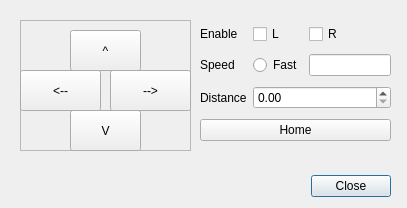
mschafer/foamcut, file gui/movedialog.ui: the form before one commit.
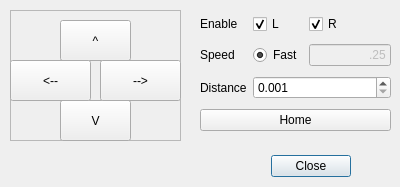
The form after the commit.

Commit message: move dialog focus

What changed in the file:
```diff
--- a/gui/movedialog.ui
+++ b/gui/movedialog.ui
@@ -6,8 +6,8 @@
    <rect>
     <x>0</x>
     <y>0</y>
-    <width>407</width>
-    <height>208</height>
+    <width>400</width>
+    <height>187</height>
    </rect>
   </property>
   <property name="windowTitle">
@@ -16,9 +16,9 @@
   <widget class="QDialogButtonBox" name="buttonBox">
    <property name="geometry">
     <rect>
-     <x>20</x>
-     <y>170</y>
-     <width>371</width>
+     <x>10</x>
+     <y>150</y>
+     <width>341</width>
      <height>32</height>
     </rect>
    </property>
@@ -32,8 +32,8 @@
   <widget class="QFrame" name="frame">
    <property name="geometry">
     <rect>
-     <x>20</x>
-     <y>20</y>
+     <x>10</x>
+     <y>10</y>
      <width>171</width>
      <height>131</height>
     </rect>
@@ -97,11 +97,11 @@
     </property>
    </widget>
   </widget>
-  <widget class="QWidget" name="">
+  <widget class="QWidget" name="layoutWidget">
    <property name="geometry">
     <rect>
      <x>200</x>
-     <y>20</y>
+     <y>10</y>
      <width>191</width>
      <height>126</height>
     </rect>
@@ -119,10 +119,26 @@
       <property name="text">
        <string>Fast</string>
       </property>
+      <property name="checked">
+       <bool>true</bool>
+      </property>
      </widget>
     </item>
     <item row="1" column="2">
-     <widget class="QLineEdit" name="lineEdit"/>
+     <widget class="QLineEdit" name="speed_edit">
+      <property name="enabled">
+       <bool>false</bool>
+      </property>
+      <property name="focusPolicy">
+       <enum>Qt::TabFocus</enum>
+      </property>
+      <property name="text">
+       <string>.25</string>
+      </property>
+      <property name="alignment">
+       <set>Qt::AlignRight|Qt::AlignTrailing|Qt::AlignVCenter</set>
+      </property>
+     </widget>
     </item>
     <item row="1" column="0">
      <widget class="QLabel" name="label_3">
@@ -136,16 +152,32 @@
       <property name="text">
        <string>L</string>
       </property>
+      <property name="checked">
+       <bool>true</bool>
+      </property>
      </widget>
     </item>
     <item row="2" column="1" colspan="2">
-     <widget class="QDoubleSpinBox" name="doubleSpinBox"/>
+     <widget class="QDoubleSpinBox" name="distance_spin">
+      <property name="focusPolicy">
+       <enum>Qt::ClickFocus</enum>
+      </property>
+      <property name="decimals">
+       <number>3</number>
+      </property>
+      <property name="minimum">
+       <double>0.001000000000000</double>
+      </property>
+     </widget>
     </item>
     <item row="0" column="2">
      <widget class="QCheckBox" name="checkBox_2">
       <property name="text">
        <string>R</string>
       </property>
+      <property name="checked">
+       <bool>true</bool>
+      </property>
      </widget>
     </item>
     <item row="2" column="0">
@@ -160,6 +192,9 @@
       <property name="text">
        <string>Home</string>
       </property>
+      <property name="autoDefault">
+       <bool>false</bool>
+      </property>
      </widget>
     </item>
    </layout>
```
Left out of the diff: 59 changed lines with no effect on the pictures. The commit also changes 2 other files.
